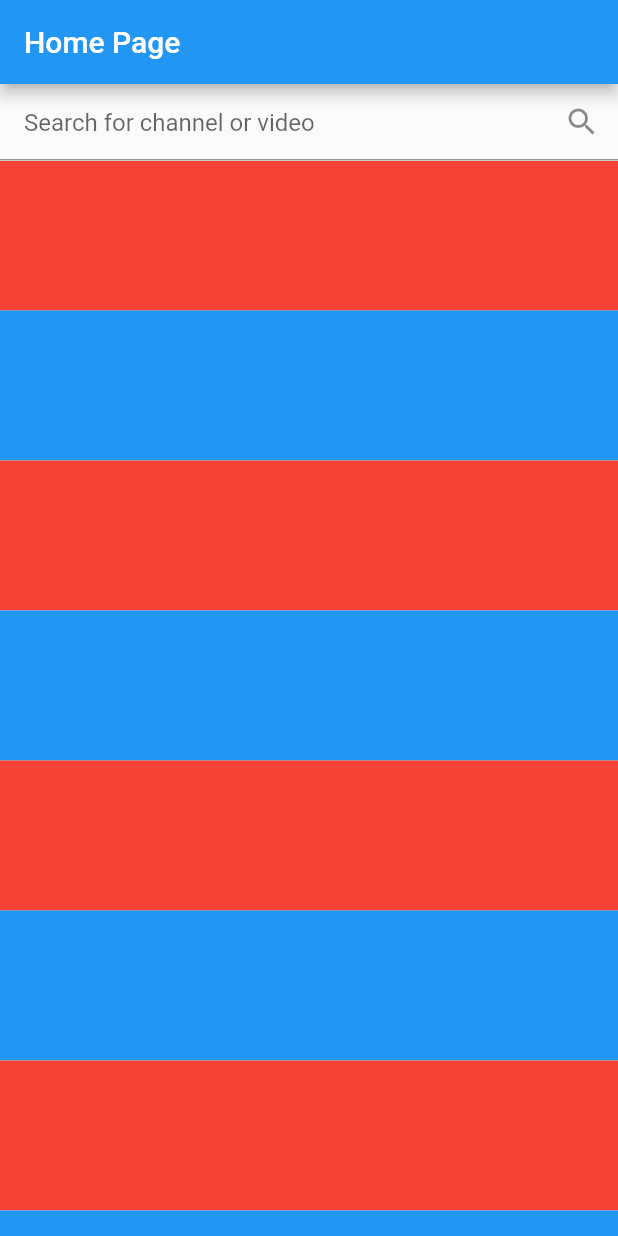
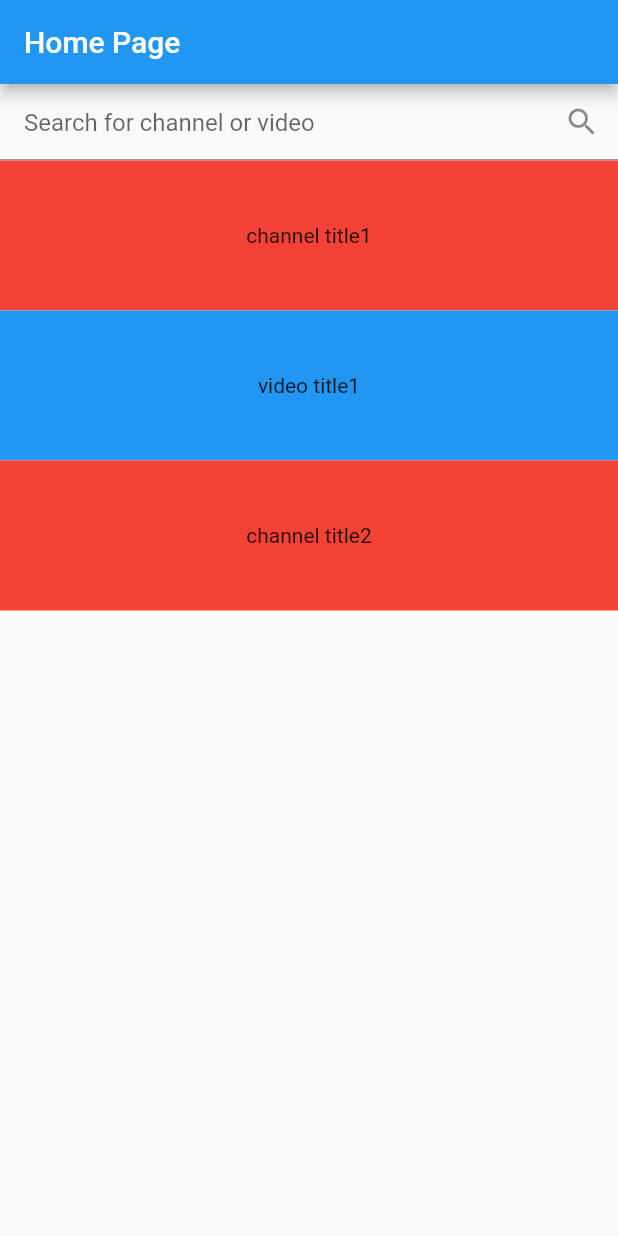
Before and after one commit to fortinjoffrey/flutter_YouTube_clone, a Flutter app: the screen it shows after launch, on a phone screen of 412 x 824 dp. Run offline on Flutter 3.47's test engine with Material 2 defaults, Android fonts, the phone set to English and light mode, and no system bars.

Commit message:
Implement model files for search_result, channel, video - Search Result : id, kind, title, thumbnairUrl - Channel : extends Search + subcount and videocount - Video : extends Search - Home list view filled with dummy local results

```diff
--- /dev/null
+++ b/lib/model/channel/channel_result.dart
@@ -0,0 +1,24 @@
+import '../search_result.dart';
+
+class ChannelResult extends SearchResult {
+  final String subscriberCount;
+  final String videoCount;
+
+  ChannelResult({
+    id,
+    kind,
+    title,
+    thumbnailUrl,
+    this.subscriberCount,
+    this.videoCount,
+  }) : super(id, kind, title, thumbnailUrl);
+
+  ChannelResult.dummy(
+    id,
+    kind,
+    title,
+    thumbnailUrl,
+    this.subscriberCount,
+    this.videoCount,
+  ) : super(id, kind, title, thumbnailUrl);
+}
--- /dev/null
+++ b/lib/model/search_result.dart
@@ -0,0 +1,8 @@
+abstract class SearchResult {
+  final String id;
+  final String kind;
+  final String thumbnailUrl;
+  final String title;
+
+  SearchResult(this.id, this.kind, this.title, this.thumbnailUrl);
+}
--- /dev/null
+++ b/lib/model/video/video_result.dart
@@ -0,0 +1,17 @@
+import '../search_result.dart';
+
+class VideoResult extends SearchResult {
+  VideoResult({
+    id,
+    kind,
+    title,
+    thumbnailUrl,
+  }) : super(id, kind, title, thumbnailUrl);
+
+  VideoResult.dummy(
+    id,
+    kind,
+    title,
+    thumbnailUrl,
+  ) : super(id, kind, title, thumbnailUrl);
+}
--- a/lib/screens/home.dart
+++ b/lib/screens/home.dart
@@ -1,4 +1,7 @@
 import 'package:flutter/material.dart';
+import 'package:youtube_api_clone/model/channel/channel_result.dart';
+import 'package:youtube_api_clone/model/search_result.dart';
+import '../shared/constants.dart';
 
 class Home extends StatefulWidget {
   Home({Key key}) : super(key: key);
@@ -8,6 +11,8 @@ class Home extends StatefulWidget {
 }
 
 class _HomeState extends State<Home> {
+  final List<SearchResult> results = dummyResults;
+
   @override
   Widget build(BuildContext context) {
     return Scaffold(
@@ -27,12 +32,17 @@ class _HomeState extends State<Home> {
 
   ListView _buildSearchResultsListView() {
     return ListView.builder(
-      itemCount: 20,
+      itemCount: results.length,
       itemBuilder: (context, index) {
+        SearchResult result = results[index];
+
         return Container(
           height: 100,
           decoration: BoxDecoration(
-            color: index % 2 == 0 ? Colors.red : Colors.blue,
+            color: result is ChannelResult ? Colors.red : Colors.blue,
+          ),
+          child: Center(
+            child: Text(results[index].title),
           ),
         );
       },
--- /dev/null
+++ b/lib/shared/constants.dart
@@ -0,0 +1,11 @@
+import 'package:youtube_api_clone/model/channel/channel_result.dart';
+import 'package:youtube_api_clone/model/search_result.dart';
+import 'package:youtube_api_clone/model/video/video_result.dart';
+
+List<SearchResult> dummyResults = [
+  ChannelResult.dummy(
+      'id', 'kind', 'channel title1', 'thumbnailUrl', '30', '40'),
+  VideoResult.dummy('id', 'kind', 'video title1', 'thumbnailUrl'),
+  ChannelResult.dummy(
+      'id', 'kind', 'channel title2', 'thumbnailUrl', '30', '40'),
+];
```
